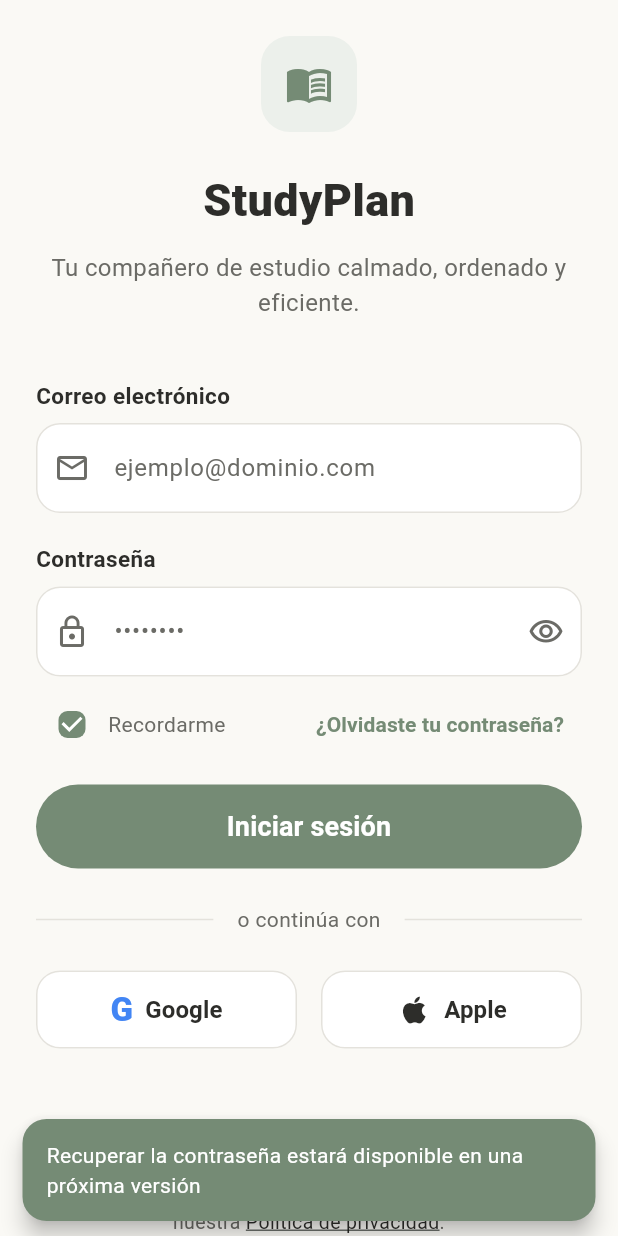
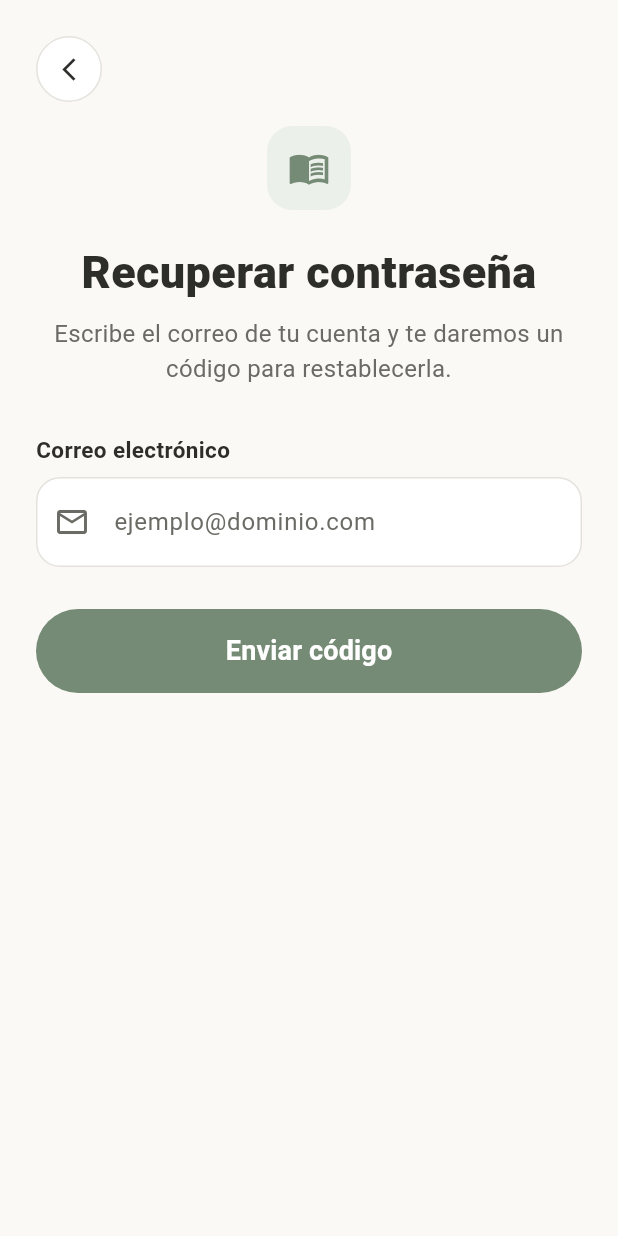
Before and after one commit to Bkyo13/studdy_plan_proyecto, a Flutter app: the screen it shows after launch, after a tap on "¿Olvidaste tu contraseña?", on a phone screen of 412 x 824 dp. Run offline on Flutter 3.47's test engine with Material 3 defaults, Android fonts, the phone set to English and light mode, and no system bars; our stand-ins replace shared_preferences; accounts and stored records are empty.

Commit message:
recuperar contraseña

```diff
--- /dev/null
+++ b/lib/models/token_recuperacion.dart
@@ -0,0 +1,19 @@
+/// Código temporal para restablecer la contraseña de un usuario.
+class TokenRecuperacion {
+  final int id;
+  final String token; // código de 6 dígitos
+  final int usuarioId;
+  final DateTime fechaExpiracion;
+  bool usado;
+
+  TokenRecuperacion({
+    required this.id,
+    required this.token,
+    required this.usuarioId,
+    required this.fechaExpiracion,
+    this.usado = false,
+  });
+
+  /// Sirve si todavía no se usó y no ha llegado su fecha de expiración.
+  bool get vigente => !usado && DateTime.now().isBefore(fechaExpiracion);
+}
--- a/lib/providers/auth_provider.dart
+++ b/lib/providers/auth_provider.dart
@@ -4,6 +4,7 @@ import 'package:flutter/foundation.dart';
 import 'package:shared_preferences/shared_preferences.dart';
 
 import '../models/sesion.dart';
+import '../models/token_recuperacion.dart';
 import '../models/usuario.dart';
 
 /// Maneja la sesión y los usuarios (en memoria, solo para la demo).
@@ -45,6 +46,11 @@ class AuthProvider extends ChangeNotifier {
   Usuario? _usuarioActual;
   Sesion? _sesion;
   int _siguienteId = 4;
+
+  // Recuperación de contraseña
+  static const _duracionCodigo = Duration(minutes: 10);
+  final List<TokenRecuperacion> _tokensRecuperacion = [];
+  int _siguienteTokenId = 1;
 
   Usuario? get usuarioActual => _usuarioActual;
 
@@ -215,6 +221,83 @@ class AuthProvider extends ChangeNotifier {
     debugPrint('[Sesion] Sesión cerrada y token eliminado.');
   }
 
+  // ---------------------------------------------------------------------
+  // Recuperación de contraseña
+  // ---------------------------------------------------------------------
+
+  Usuario? _buscarPorCorreo(String correo) {
+    final buscado = correo.trim().toLowerCase();
+    for (final u in _usuarios) {
+      if (u.correo.toLowerCase() == buscado) return u;
+    }
+    return null;
+  }
+
+  /// Genera un código de 6 dígitos para la cuenta con ese correo y lo devuelve.
+  /// Devuelve null si no existe una cuenta con ese correo.
+  /// (En una app real el código se enviaría por correo; en esta demo se
+  /// muestra en pantalla.)
+  String? solicitarRecuperacion(String correo) {
+    final usuario = _buscarPorCorreo(correo);
+    if (usuario == null) {
+      debugPrint('[Recuperacion] No existe una cuenta con el correo $correo.');
+      return null;
+    }
+    // Los códigos anteriores de esa cuenta dejan de servir.
+    for (final t in _tokensRecuperacion) {
+      if (t.usuarioId == usuario.id) t.usado = true;
+    }
+    final codigo = (Random.secure().nextInt(900000) + 100000).toString();
+    _tokensRecuperacion.add(
+      TokenRecuperacion(
+        id: _siguienteTokenId++,
+        token: codigo,
+        usuarioId: usuario.id,
+        fechaExpiracion: DateTime.now().add(_duracionCodigo),
+      ),
+    );
+    debugPrint('[Recuperacion] Código generado para ${usuario.correo}; vence en 10 minutos.');
+    return codigo;
+  }
+
+  /// Cambia la contraseña si el código es correcto, no se ha usado y no ha
+  /// vencido. Devuelve null si salió bien, o el mensaje de error.
+  String? restablecerContrasena({
+    required String correo,
+    required String codigo,
+    required String nuevaContrasena,
+  }) {
+    final usuario = _buscarPorCorreo(correo);
+    if (usuario == null) {
+      return 'No existe una cuenta con ese correo';
+    }
+
+    TokenRecuperacion? token;
+    for (final t in _tokensRecuperacion) {
+      if (t.usuarioId == usuario.id && t.token == codigo.trim()) {
+        token = t;
+      }
+    }
+    if (token == null) return 'El código no es correcto';
+    if (token.usado) return 'Ese código ya no sirve. Solicita uno nuevo';
+    if (!token.vigente) return 'El código venció. Solicita uno nuevo';
+
+    final i = _usuarios.indexWhere((u) => u.id == usuario.id);
+    final actualizado = Usuario(
+      id: usuario.id,
+      nombre: usuario.nombre,
+      correo: usuario.correo,
+      contrasena: nuevaContrasena,
+      rol: usuario.rol,
+    );
+    _usuarios[i] = actualizado;
+    if (_usuarioActual?.id == usuario.id) _usuarioActual = actualizado;
+    token.usado = true;
+    notifyListeners();
+    debugPrint('[Recuperacion] Contraseña actualizada para ${usuario.correo}.');
+    return null;
+  }
+
   Usuario? porId(int id) {
     for (final u in _usuarios) {
       if (u.id == id) return u;
--- a/lib/screens/login_screen.dart
+++ b/lib/screens/login_screen.dart
@@ -6,6 +6,7 @@ import '../theme/app_theme.dart';
 import '../utils/mensajes.dart';
 import '../utils/validadores.dart';
 import '../widgets/logo_app.dart';
+import 'recuperar_contrasena_screen.dart';
 import 'registro_screen.dart';
 
 class LoginScreen extends StatefulWidget {
@@ -44,6 +45,14 @@ class _LoginScreenState extends State<LoginScreen> {
 
   void _proximamente(String funcion) {
     mostrarMensaje(context, '$funcion estará disponible en una próxima versión');
+  }
+
+  void _irARecuperar() {
+    Navigator.of(context).push(
+      MaterialPageRoute(
+        builder: (_) => RecuperarContrasenaScreen(correoInicial: _correoCtrl.text),
+      ),
+    );
   }
 
   void _irARegistro() {
@@ -176,7 +185,7 @@ class _LoginScreenState extends State<LoginScreen> {
         ),
         Flexible(
           child: TextButton(
-            onPressed: () => _proximamente('Recuperar la contraseña'),
+            onPressed: _irARecuperar,
             child: const Text(
               '¿Olvidaste tu contraseña?',
               maxLines: 1,
--- /dev/null
+++ b/lib/screens/recuperar_contrasena_screen.dart
@@ -0,0 +1,293 @@
+import 'package:flutter/material.dart';
+import 'package:flutter/services.dart';
+import 'package:provider/provider.dart';
+
+import '../providers/auth_provider.dart';
+import '../theme/app_theme.dart';
+import '../utils/mensajes.dart';
+import '../utils/validadores.dart';
+import '../widgets/boton_circular.dart';
+import '../widgets/logo_app.dart';
+
+/// Recuperación de contraseña en dos pasos:
+/// 1) se escribe el correo y se genera un código temporal;
+/// 2) se escribe el código y la nueva contraseña.
+class RecuperarContrasenaScreen extends StatefulWidget {
+  /// Correo que ya había escrito en el login (para no volver a pedirlo).
+  final String correoInicial;
+
+  const RecuperarContrasenaScreen({super.key, this.correoInicial = ''});
+
+  @override
+  State<RecuperarContrasenaScreen> createState() =>
+      _RecuperarContrasenaScreenState();
+}
+
+class _RecuperarContrasenaScreenState extends State<RecuperarContrasenaScreen> {
+  final _formCorreo = GlobalKey<FormState>();
+  final _formCodigo = GlobalKey<FormState>();
+  late final TextEditingController _correoCtrl;
+  final _codigoCtrl = TextEditingController();
+  final _passwordCtrl = TextEditingController();
+  final _confirmarCtrl = TextEditingController();
+
+  bool _ocultarPassword = true;
+
+  /// Código generado (null mientras se está en el paso 1).
+  String? _codigoGenerado;
+  String _correoDestino = '';
+
+  bool get _enPaso2 => _codigoGenerado != null;
+
+  @override
+  void initState() {
+    super.initState();
+    _correoCtrl = TextEditingController(text: widget.correoInicial.trim());
+  }
+
+  @override
+  void dispose() {
+    _correoCtrl.dispose();
+    _codigoCtrl.dispose();
+    _passwordCtrl.dispose();
+    _confirmarCtrl.dispose();
+    super.dispose();
+  }
+
+  void _enviarCodigo() {
+    if (!_formCorreo.currentState!.validate()) return;
+    final codigo =
+        context.read<AuthProvider>().solicitarRecuperacion(_correoCtrl.text);
+    if (codigo == null) {
+      mostrarMensaje(context, 'No existe una cuenta con ese correo', error: true);
+      return;
+    }
+    setState(() {
+      _codigoGenerado = codigo;
+      _correoDestino = _correoCtrl.text.trim();
+      _codigoCtrl.clear();
+      _passwordCtrl.clear();
+      _confirmarCtrl.clear();
+    });
+  }
+
+  void _cambiarContrasena() {
+    if (!_formCodigo.currentState!.validate()) return;
+    final error = context.read<AuthProvider>().restablecerContrasena(
+          correo: _correoDestino,
+          codigo: _codigoCtrl.text,
+          nuevaContrasena: _passwordCtrl.text,
+        );
+    if (error != null) {
+      mostrarMensaje(context, error, error: true);
+      return;
+    }
+    mostrarMensaje(context, 'Contraseña actualizada. Ya puedes iniciar sesión');
+    Navigator.of(context).pop();
+  }
+
+  @override
+  Widget build(BuildContext context) {
+    return Scaffold(
+      body: SafeArea(
+        child: SingleChildScrollView(
+          padding: const EdgeInsets.all(AppSpacing.pantalla),
+          child: Center(
+            child: ConstrainedBox(
+              constraints: const BoxConstraints(maxWidth: 420),
+              child: Column(
+                crossAxisAlignment: CrossAxisAlignment.stretch,
+                children: [
+                  Align(
+                    alignment: Alignment.centerLeft,
+                    child: BotonCircular(
+                      icono: Icons.arrow_back_ios_new,
+                      onPressed: () => Navigator.of(context).pop(),
+                    ),
+                  ),
+                  const SizedBox(height: 16),
+                  const Center(child: LogoApp(tamano: 56)),
+                  const SizedBox(height: 20),
+                  const Text(
+                    'Recuperar contraseña',
+                    textAlign: TextAlign.center,
+                    style: AppText.tituloPantalla,
+                  ),
+                  const SizedBox(height: 8),
+                  Text(
+                    _enPaso2
+                        ? 'Escribe el código y elige tu nueva contraseña.'
+                        : 'Escribe el correo de tu cuenta y te daremos un código para restablecerla.',
+                    textAlign: TextAlign.center,
+                    style: AppText.cuerpo,
+                  ),
+                  const SizedBox(height: 32),
+                  if (_enPaso2) _paso2() else _paso1(),
+                ],
+              ),
+            ),
+          ),
+        ),
+      ),
+    );
+  }
+
+  Widget _paso1() {
+    return Form(
+      key: _formCorreo,
+      child: Column(
+        crossAxisAlignment: CrossAxisAlignment.stretch,
+        children: [
+          const Text('Correo electrónico', style: AppText.labelCampo),
+          const SizedBox(height: 8),
+          TextFormField(
+            controller: _correoCtrl,
+            keyboardType: TextInputType.emailAddress,
+            validator: validarCorreo,
+            onFieldSubmitted: (_) => _enviarCodigo(),
+            decoration: AppDecor.campo(
+              hint: 'ejemplo@dominio.com',
+              icono: Icons.mail_outline,
+            ),
+          ),
+          const SizedBox(height: 28),
+          ElevatedButton(
+            onPressed: _enviarCodigo,
+            style: AppDecor.botonPrimario(),
+            child: const Text('Enviar código', style: AppText.boton),
+          ),
+        ],
+      ),
+    );
+  }
+
+  Widget _paso2() {
+    return Form(
+      key: _formCodigo,
+      child: Column(
+        crossAxisAlignment: CrossAxisAlignment.stretch,
+        children: [
+          _avisoCodigo(),
+          const SizedBox(height: 24),
+          const Text('Código de 6 dígitos', style: AppText.labelCampo),
+          const SizedBox(height: 8),
+          TextFormField(
+            controller: _codigoCtrl,
+            keyboardType: TextInputType.number,
+            inputFormatters: [
+              FilteringTextInputFormatter.digitsOnly,
+              LengthLimitingTextInputFormatter(6),
+            ],
+            textInputAction: TextInputAction.next,
+            validator: (v) => (v ?? '').trim().length != 6
+                ? 'Escribe el código de 6 dígitos'
+                : null,
+            decoration: AppDecor.campo(
+              hint: '000000',
+              icono: Icons.pin_outlined,
+            ),
+          ),
+          const SizedBox(height: 20),
+          const Text('Nueva contraseña', style: AppText.labelCampo),
+          const SizedBox(height: 8),
+          TextFormField(
+            controller: _passwordCtrl,
+            obscureText: _ocultarPassword,
+            textInputAction: TextInputAction.next,
+            validator: validarPassword,
+            decoration: AppDecor.campo(
+              hint: 'Mínimo 6 caracteres',
+              icono: Icons.lock_outline,
+              sufijo: IconButton(
+                icon: Icon(
+                  _ocultarPassword
+                      ? Icons.visibility_outlined
+                      : Icons.visibility_off_outlined,
+                  color: AppColors.textoSuave,
+                ),
+                onPressed: () =>
+                    setState(() => _ocultarPassword = !_ocultarPassword),
+              ),
+            ),
+          ),
+          const SizedBox(height: 20),
+          const Text('Confirmar contraseña', style: AppText.labelCampo),
+          const SizedBox(height: 8),
+          TextFormField(
+            controller: _confirmarCtrl,
+            obscureText: _ocultarPassword,
+            validator: (v) {
+              if ((v ?? '').isEmpty) return 'Confirma tu contraseña';
+              if (v != _passwordCtrl.text) return 'Las contraseñas no coinciden';
+              return null;
+            },
+            decoration: AppDecor.campo(
+              hint: 'Repite tu contraseña',
+              icono: Icons.lock_outline,
+            ),
+          ),
+          const SizedBox(height: 28),
+          ElevatedButton(
+            onPressed: _cambiarContrasena,
+            style: AppDecor.botonPrimario(),
+            child: const Text('Cambiar contraseña', style: AppText.boton),
+          ),
+          const SizedBox(height: 12),
+          TextButton(
+            onPressed: () => setState(() => _codigoGenerado = null),
+            child: const Text(
+              'Usar otro correo',
+              style: TextStyle(
+                fontWeight: FontWeight.w600,
+                color: AppColors.verde,
+              ),
+            ),
+          ),
+        ],
+      ),
+    );
+  }
+
+  /// En una app real el código llegaría por correo. En esta demo se muestra
+  /// aquí, y se aclara en pantalla para que no parezca un envío real.
+  Widget _avisoCodigo() {
+    return Container(
+      padding: const EdgeInsets.all(16),
+      decoration: BoxDecoration(
+        color: AppColors.verdeClaro,
+        borderRadius: BorderRadius.circular(AppRadius.tarjeta),
+      ),
+      child: Column(
+        crossAxisAlignment: CrossAxisAlignment.start,
+        children: [
+          const Text(
+            'SIMULACIÓN DE CORREO',
+            style: TextStyle(
+              fontSize: 12,
+              fontWeight: FontWeight.w700,
+              letterSpacing: 0.6,
+              color: AppColors.verde,
+            ),
+          ),
+          const SizedBox(height: 8),
+          Text(
+            'Para $_correoDestino. En una app real este código llegaría a tu bandeja; aquí se muestra para la demostración y vence en 10 minutos.',
+            style: AppText.cuerpo,
+          ),
+          const SizedBox(height: 12),
+          Center(
+            child: Text(
+              _codigoGenerado ?? '',
+              style: const TextStyle(
+                fontSize: 32,
+                fontWeight: FontWeight.w800,
+                letterSpacing: 8,
+                color: AppColors.texto,
+              ),
+            ),
+          ),
+        ],
+      ),
+    );
+  }
+}
```
